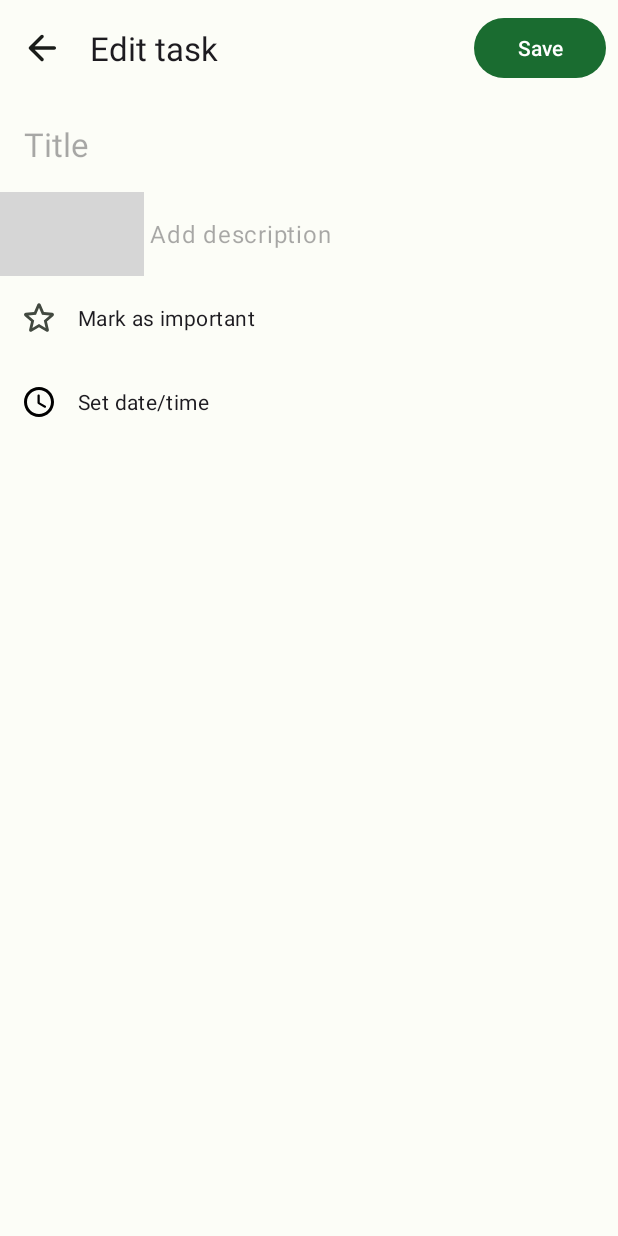
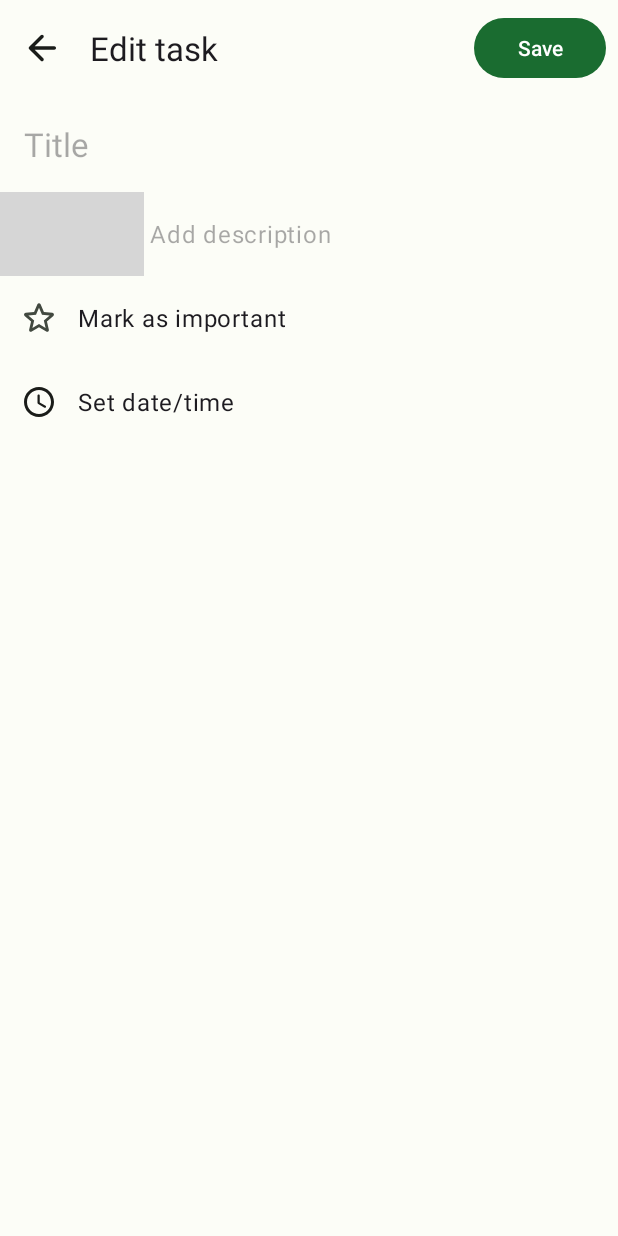
Before and after one commit to that1angrykraken/Todo, an Android app: the screen it shows after launch (EditTaskActivity), after a tap on "Add task", on a phone screen of 412 x 824 dp. Run offline under Robolectric (Android 15) with nearby library versions, the phone set to English and light mode, and no system bars; our stand-ins replace Room's generated code, data binding; libraries missing offline, so code that uses them is left out: androidx.databinding.library; 1 statement that could not run was skipped; grey boxes are pictures that could not be loaded.

Commit message:
UI related changes

```diff
--- a/app/src/main/java/seamonster/kraken/todo/activity/EditTaskActivity.kt
+++ b/app/src/main/java/seamonster/kraken/todo/activity/EditTaskActivity.kt
@@ -144,7 +144,7 @@ class EditTaskActivity : AppCompatActivity() {
             if (state == MaterialCheckBox.STATE_CHECKED) {
                 checkBox.buttonTintList = getColorStateList(R.color.yellow_star)
             } else {
-                checkBox.buttonTintList = getColorStateList(R.color.md_theme_light_primary)
+                checkBox.buttonTintList = getColorStateList(R.color.md_theme_dark_onSurface)
             }
         }
     }
--- a/app/src/main/res/layout/activity_edit_task.xml
+++ b/app/src/main/res/layout/activity_edit_task.xml
@@ -1,7 +1,6 @@
 <?xml version="1.0" encoding="utf-8"?>
 <layout xmlns:android="http://schemas.android.com/apk/res/android"
-    xmlns:app="http://schemas.android.com/apk/res-auto"
-    xmlns:tools="http://schemas.android.com/tools">
+    xmlns:app="http://schemas.android.com/apk/res-auto">
 
     <data>
 
@@ -35,7 +34,7 @@
                     android:layout_height="wrap_content"
                     android:layout_gravity="end"
                     android:layout_marginEnd="8dp"
-                    android:text="@string/button_save"/>
+                    android:text="@string/button_save" />
 
             </com.google.android.material.appbar.MaterialToolbar>
 
@@ -96,10 +95,11 @@
                 android:layout_height="56dp"
                 android:layout_gravity="end"
                 android:layout_marginHorizontal="12dp"
+                android:buttonTint="?colorOnSurface"
                 android:checked="@={t.important}"
                 android:paddingHorizontal="12dp"
                 android:text="@string/mark_important"
-                android:textAppearance="?textAppearanceBodyMedium"
+                android:textAppearance="?textAppearanceBodyLarge"
                 app:buttonCompat="@drawable/important_checkbox_selector"
                 app:layout_constraintStart_toStartOf="parent"
                 app:layout_constraintTop_toBottomOf="@+id/textDesc" />
@@ -129,14 +129,15 @@
                         android:layout_marginEnd="12dp"
                         android:padding="2dp"
                         android:scaleType="centerInside"
-                        android:src="@drawable/round_access_time_48" />
+                        android:src="@drawable/round_access_time_48"
+                        app:tint="?colorOnSurface" />
 
                     <com.google.android.material.textview.MaterialTextView
                         android:id="@+id/textSetDateTime"
                         android:layout_width="wrap_content"
                         android:layout_height="wrap_content"
                         android:text="@string/set_date_time"
-                        android:textAppearance="?textAppearanceBodyMedium"
+                        android:textAppearance="?textAppearanceBodyLarge"
                         android:visibility="@{t.year > 0 ? View.GONE : View.VISIBLE}" />
 
                     <com.google.android.material.chip.Chip
@@ -173,14 +174,15 @@
                         android:layout_marginEnd="12dp"
                         android:padding="2dp"
                         android:scaleType="centerInside"
-                        android:src="@drawable/round_repeat_48" />
+                        android:src="@drawable/round_repeat_48"
+                        app:tint="?colorOnSurface" />
 
                     <com.google.android.material.textview.MaterialTextView
                         android:id="@+id/swRepeat"
                         android:layout_width="wrap_content"
                         android:layout_height="wrap_content"
                         android:text="@string/sw_repeat"
-                        android:textAppearance="?textAppearanceBodyMedium" />
+                        android:textAppearance="?textAppearanceBodyLarge" />
 
                     <com.google.android.material.chip.Chip
                         android:id="@+id/chipRepeatFrq"
--- a/app/src/main/res/layout/task_item.xml
+++ b/app/src/main/res/layout/task_item.xml
@@ -72,6 +72,7 @@
                 android:visibility="@{t.year == 0 || t.completed ? View.GONE : View.VISIBLE}"
                 app:chipIcon="@drawable/round_repeat_48"
                 app:chipIconEnabled="@{t.repeat > 0}"
+                app:chipIconTint="?colorOnSurface"
                 app:ensureMinTouchTargetSize="false"
                 app:layout_constraintStart_toEndOf="@id/checkboxCompleted"
                 app:layout_constraintTop_toBottomOf="@id/checkboxCompleted" />
```
